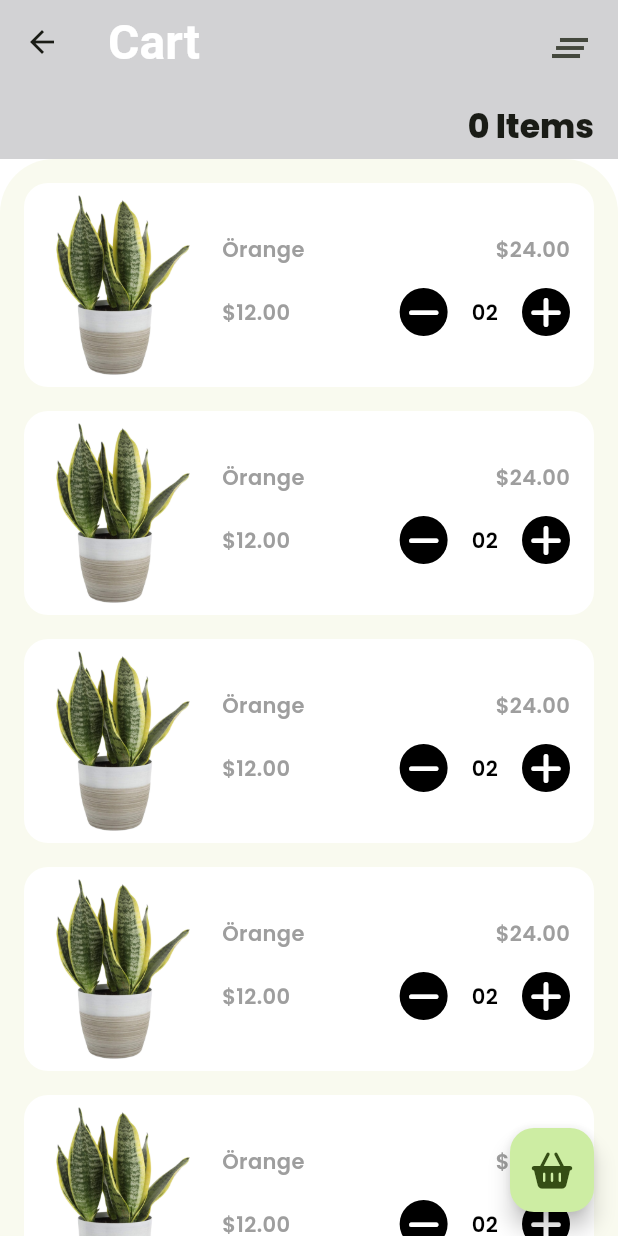
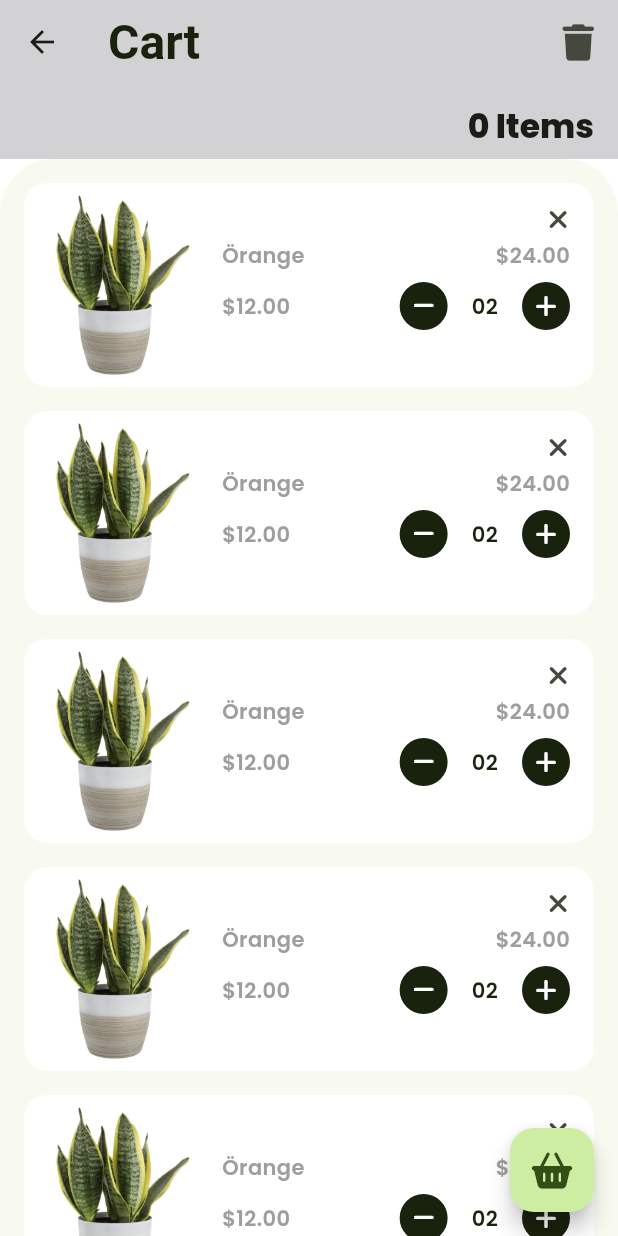
Before and after one commit to owidi-001/plant-ui-challenge, a Flutter app: the Cart screen opened directly, on a phone screen of 412 x 824 dp. Run offline on Flutter 3.47's test engine with Material 2 defaults, Android fonts, the phone set to English and light mode, and no system bars; our stand-ins replace cached_network_image, font_awesome_flutter, freezed_annotation, google_fonts, shimmer; missing offline and left inert: flutter_masonry_view.

Commit message:
cart components update

```diff
--- a/lib/main.dart
+++ b/lib/main.dart
@@ -1,6 +1,7 @@
 import 'package:flutter/material.dart';
 import 'package:planty/presentation/pages/start.dart';
 import 'package:google_fonts/google_fonts.dart';
+import 'package:planty/utils/theme.dart';
 
 void main() {
   runApp(const MyApp());
@@ -25,7 +26,10 @@ class MyApp extends StatelessWidget {
         elevation: 0,
         shadowColor: Colors.transparent,
         backgroundColor: Color(0xffD2D2D4),
-        titleTextStyle: TextStyle(fontSize: 32, fontWeight: FontWeight.bold),
+        titleTextStyle: TextStyle(
+            color: StaticColors.black,
+            fontSize: 32,
+            fontWeight: FontWeight.bold),
       ),
     );
 
--- a/lib/presentation/pages/cart/cart.dart
+++ b/lib/presentation/pages/cart/cart.dart
@@ -2,6 +2,7 @@ import 'package:flutter/material.dart';
 import 'package:font_awesome_flutter/font_awesome_flutter.dart';
 import 'package:planty/presentation/pages/cart/widgets/cart_card.dart';
 import 'package:planty/presentation/pages/cart/widgets/dotted_divider.dart';
+import 'package:planty/utils/theme.dart';
 
 class Cart extends StatelessWidget {
   const Cart({super.key});
@@ -40,8 +41,7 @@ class Cart extends StatelessWidget {
                     icon: const Padding(
                       padding: EdgeInsets.all(8.0),
                       child: FaIcon(
-                        Icons.clear_all,
-                        size: 32,
+                        FontAwesomeIcons.trash,
                       ),
                     ))
               ],
@@ -132,7 +132,7 @@ class CheckoutDialog extends StatelessWidget {
             height: 24,
             child: DottedLineDivider(
               height: 1,
-              color: Colors.black.withOpacity(.6),
+              color: StaticColors.black.withOpacity(.6),
               thickness: 2,
               dashWidth: 5,
               dashSpace: 3,
--- a/lib/presentation/pages/cart/widgets/cart_card.dart
+++ b/lib/presentation/pages/cart/widgets/cart_card.dart
@@ -1,5 +1,6 @@
 import 'package:flutter/material.dart';
 import 'package:font_awesome_flutter/font_awesome_flutter.dart';
+import 'package:planty/utils/theme.dart';
 
 class CartCard extends StatelessWidget {
   const CartCard({
@@ -10,10 +11,13 @@ class CartCard extends StatelessWidget {
   Widget build(BuildContext context) {
     return Container(
       margin: const EdgeInsets.only(bottom: 16),
-      padding: const EdgeInsets.symmetric(horizontal: 16, vertical: 8),
       decoration: BoxDecoration(
           color: Theme.of(context).colorScheme.onPrimary,
           borderRadius: BorderRadius.circular(16)),
+      child: Stack(
+        children: [
+          Padding(
+            padding: const EdgeInsets.symmetric(horizontal: 16, vertical: 8),
             child: Row(
               mainAxisAlignment: MainAxisAlignment.start,
               children: [
@@ -33,28 +37,45 @@ class CartCard extends StatelessWidget {
                       Row(
                         mainAxisAlignment: MainAxisAlignment.spaceBetween,
                         children: [
-                    Text(
+                          Expanded(
+                            child: Text(
                               'Örange',
-                      style: Theme.of(context).textTheme.bodyMedium!.copyWith(
-                          fontWeight: FontWeight.w600, color: Colors.grey),
+                              style: Theme.of(context)
+                                  .textTheme
+                                  .bodyMedium!
+                                  .copyWith(
+                                      fontWeight: FontWeight.w600,
+                                      color: Colors.grey),
+                            ),
+                          ),
+                          const SizedBox(
+                            width: 16,
                           ),
                           Text(
                             '\$24.00',
-                      style: Theme.of(context).textTheme.bodyMedium!.copyWith(
-                          fontWeight: FontWeight.w600, color: Colors.grey),
+                            style: Theme.of(context)
+                                .textTheme
+                                .bodyMedium!
+                                .copyWith(
+                                    fontWeight: FontWeight.w600,
+                                    color: Colors.grey),
                           )
                         ],
                       ),
                       const SizedBox(
-                  height: 16,
+                        height: 8,
                       ),
                       Row(
                         mainAxisAlignment: MainAxisAlignment.spaceBetween,
                         children: [
                           Text(
                             '\$12.00',
-                      style: Theme.of(context).textTheme.bodyMedium!.copyWith(
-                          fontWeight: FontWeight.w600, color: Colors.grey),
+                            style: Theme.of(context)
+                                .textTheme
+                                .bodyMedium!
+                                .copyWith(
+                                    fontWeight: FontWeight.w600,
+                                    color: Colors.grey),
                           ),
                           Expanded(
                               child: Row(
@@ -64,9 +85,12 @@ class CartCard extends StatelessWidget {
                                 onTap: () {},
                                 child: const CircleAvatar(
                                   radius: 16,
-                            backgroundColor: Colors.black,
+                                  backgroundColor: StaticColors.black,
                                   foregroundColor: Colors.white,
-                            child: FaIcon(FontAwesomeIcons.minus),
+                                  child: FaIcon(
+                                    FontAwesomeIcons.minus,
+                                    size: 16,
+                                  ),
                                 ),
                               ),
                               const SizedBox(
@@ -79,7 +103,7 @@ class CartCard extends StatelessWidget {
                                     .bodyMedium!
                                     .copyWith(
                                         fontWeight: FontWeight.w600,
-                                  color: Colors.black),
+                                        color: StaticColors.black),
                               ),
                               const SizedBox(
                                 width: 16,
@@ -88,9 +112,12 @@ class CartCard extends StatelessWidget {
                                 onTap: () {},
                                 child: const CircleAvatar(
                                   radius: 16,
-                            backgroundColor: Colors.black,
+                                  backgroundColor: StaticColors.black,
                                   foregroundColor: Colors.white,
-                            child: FaIcon(FontAwesomeIcons.plus),
+                                  child: FaIcon(
+                                    FontAwesomeIcons.plus,
+                                    size: 16,
+                                  ),
                                 ),
                               )
                             ],
@@ -102,6 +129,19 @@ class CartCard extends StatelessWidget {
                 ),
               ],
             ),
+          ),
+          Positioned(
+              top: 0,
+              right: 0,
+              child: IconButton(
+                icon: const FaIcon(
+                  FontAwesomeIcons.xmark,
+                  size: 18,
+                ),
+                onPressed: () {},
+              )),
+        ],
+      ),
     );
   }
 }
--- a/lib/presentation/pages/dashboard.dart
+++ b/lib/presentation/pages/dashboard.dart
@@ -2,6 +2,7 @@ import 'package:flutter/cupertino.dart';
 import 'package:flutter/material.dart';
 import 'package:planty/presentation/pages/home/home.dart';
 import 'package:planty/presentation/pages/profile/profile.dart';
+import 'package:planty/utils/theme.dart';
 
 import 'cart/cart.dart';
 import 'messages/messages.dart';
@@ -29,7 +30,7 @@ class _DashboardState extends State<Dashboard> {
         decoration: const BoxDecoration(
             borderRadius: BorderRadius.only(
                 topLeft: Radius.circular(32), topRight: Radius.circular(32)),
-            color: Colors.black),
+            color: StaticColors.black),
         child: NavigationBar(
             backgroundColor: Colors.transparent,
             elevation: 0,
--- a/lib/presentation/pages/home/detail.dart
+++ b/lib/presentation/pages/home/detail.dart
@@ -113,7 +113,7 @@ class _PlantDetailState extends State<PlantDetail>
                             width: selected == index ? 24 : 8,
                             decoration: BoxDecoration(
                                 color: selected == index
-                                    ? AppColors.darkGreen
+                                    ? StaticColors.darkGreen
                                     : Theme.of(context)
                                         .colorScheme
                                         .primary
--- a/lib/presentation/pages/home/home.dart
+++ b/lib/presentation/pages/home/home.dart
@@ -38,7 +38,7 @@ class HomePage extends StatelessWidget {
           slivers: [
             SliverAppBar(
               title: const Text(
-                "Search products",
+                "Planty",
               ),
               actions: [
                 Container(
--- a/lib/utils/theme.dart
+++ b/lib/utils/theme.dart
@@ -1,6 +1,6 @@
 import 'package:flutter/material.dart';
 
-class AppColors {
+class StaticColors {
   static const lightGrey = Color(0xffD2D2D4);
   static const darkGrey = Color(0xffAAAAAA);
   static const darkGreen = Color(0xff2E5111);
```
Also changed, not shown: lib/presentation/pages/home/widgets/plant_card.dart (+12 -7 lines), lib/presentation/pages/profile/profile.dart (+9 -4 lines), lib/presentation/pages/start.dart (+4 -5 lines). Lines whose indentation alone changed are shown as unchanged.
